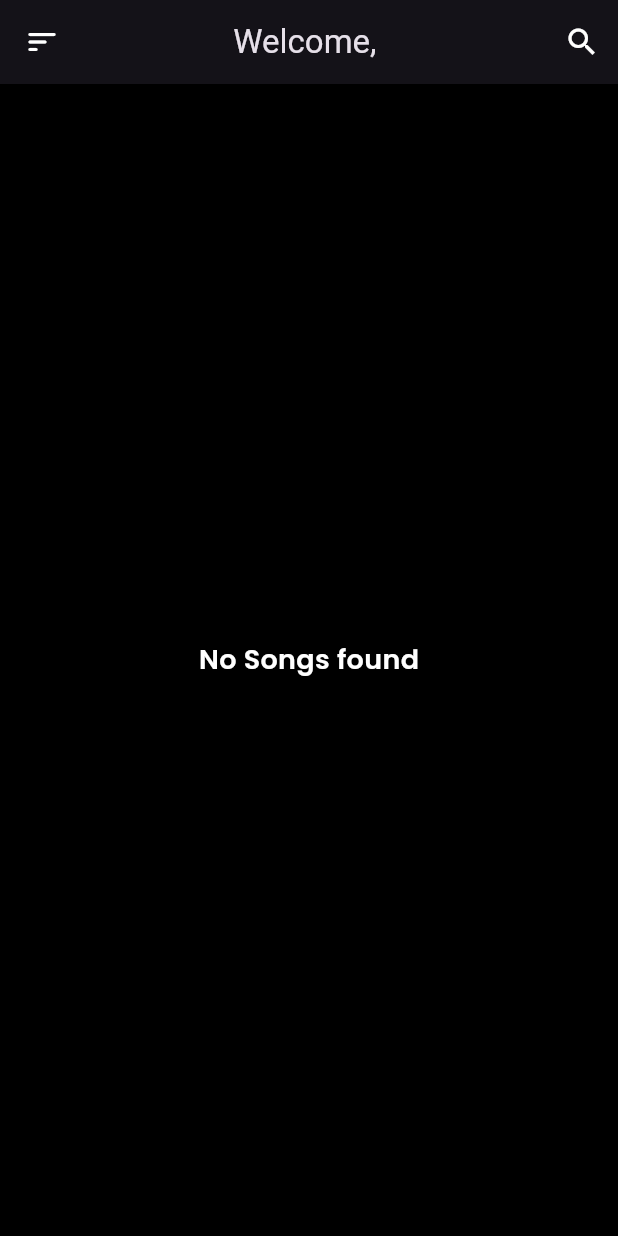
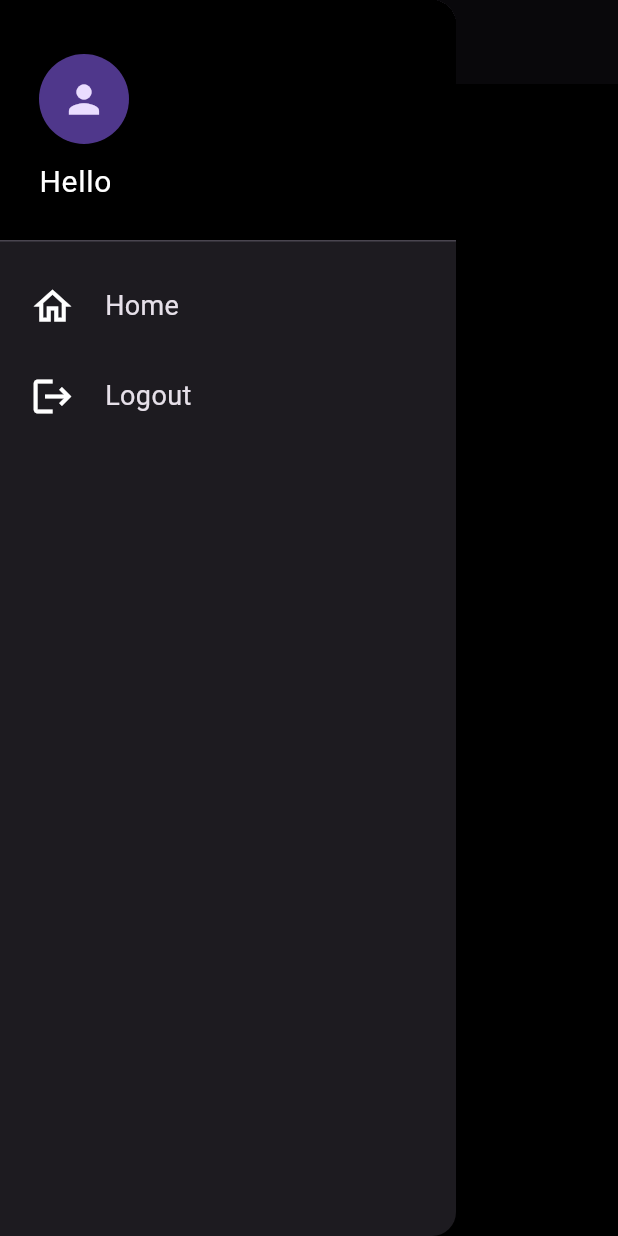
Before and after one commit to MuhammadHamza5261/music_app_getx, a Flutter app: the HomeScreen screen opened directly, with the side drawer open (before the commit the screen has no drawer), on a phone screen of 412 x 824 dp. Run offline on Flutter 3.47's test engine with Material 3 defaults, Android fonts, the phone set to English and light mode, and no system bars; our stand-ins replace flutter_spinkit, get, just_audio, on_audio_query, permission_handler, shared_preferences; accounts and stored records are empty.

Commit message:
music app getx

```diff
--- /dev/null
+++ b/lib/config/navigation.dart
@@ -0,0 +1,11 @@
+import 'package:flutter/material.dart';
+
+class NavigationHelper {
+  // Method to navigate to another screen
+  static void navigateToScreen(BuildContext context, Widget destination) {
+    Navigator.push(
+      context,
+      MaterialPageRoute(builder: (context) => destination),
+    );
+  }
+}
--- /dev/null
+++ b/lib/config/shared_pref.dart
@@ -0,0 +1,34 @@
+import 'package:shared_preferences/shared_preferences.dart';
+
+class SharedPrefHelper{
+
+static const String isLoggedInKey = "isLoggedIn";
+
+
+ static Future<void> setLoggedKey(bool isLoggedIn) async{
+
+   final SharedPreferences prefs = await SharedPreferences.getInstance();
+   prefs.setBool(isLoggedInKey, isLoggedIn);
+
+ }
+
+ static Future<bool> getLoggedKey() async{
+
+   final SharedPreferences pref = await SharedPreferences.getInstance();
+   return pref.getBool(isLoggedInKey) ?? false;
+
+ }
+
+ static Future<void> clearLoggedKey() async{
+
+   final SharedPreferences pref = await SharedPreferences.getInstance();
+   pref.remove(isLoggedInKey);
+
+
+ }
+
+
+
+
+
+}
--- a/lib/controller/login_controller.dart
+++ b/lib/controller/login_controller.dart
@@ -1,7 +1,9 @@
 import 'dart:convert';
 import 'package:flutter/material.dart';
 import 'package:get/get.dart';
+import 'package:getx_music_app/config/shared_pref.dart';
 import 'package:http/http.dart' as http;
+import 'package:shared_preferences/shared_preferences.dart';
 import '../screeens/home_screen.dart';
 import '../singleton.dart';
 
@@ -37,6 +39,8 @@ class LoginController extends GetxController {
 
         // Store the username in the Singleton instance
         Singleton.instance.userName = nameController.text;
+        await SharedPrefHelper.setLoggedKey(true);
+
 
         // Navigate to the HomeScreen using Get.off()
         Get.off(() => const HomeScreen());
--- a/lib/screeens/home_screen.dart
+++ b/lib/screeens/home_screen.dart
@@ -1,3 +1,4 @@
+import 'package:flutter/cupertino.dart';
 import 'package:flutter/material.dart';
 import 'package:get/get.dart';
 import 'package:getx_music_app/const/colors.dart';
@@ -6,6 +7,8 @@ import 'package:getx_music_app/controller/play_controller.dart';
 import 'package:getx_music_app/screeens/player_screen.dart';
 import 'package:getx_music_app/singleton.dart';
 import 'package:on_audio_query/on_audio_query.dart';
+
+import '../config/navigation.dart';
 
 
 class HomeScreen extends StatefulWidget {
@@ -34,22 +37,88 @@ class _HomeScreenState extends State<HomeScreen> {
       backgroundColor: AppColors.bgDarkColor,
 
       appBar: AppBar(
-        actions: [
-          IconButton(
-            onPressed: () {},
-            icon: const Icon(
-              Icons.search,
-              color: AppColors.whiteColor,
-            ),
-          ),
-        ],
-        leading: const Icon(
-          Icons.sort_rounded,
-          color: AppColors.whiteColor,
-        ),
-        title: Text("Welcome, $userName"),
+        title: Text("Audio Players"),
         centerTitle: true,
       ),
+      drawer: Drawer(
+        child: ListView( // Using ListView to ensure the drawer is scrollable if content overflows
+          children: [
+            DrawerHeader(
+              decoration: const BoxDecoration(
+                color: Colors.black, // Set header background color
+              ),
+              child: Padding(
+                padding: const EdgeInsets.symmetric(horizontal: 10, vertical: 10),
+                child: Column(
+                  crossAxisAlignment: CrossAxisAlignment.start,
+                  children: [
+                    const SizedBox(
+                      height: 10,
+                    ),
+                    const CircleAvatar(
+                      radius: 30,
+                      child: Icon(
+                        Icons.person,
+                        size: 30,
+                      ),
+                    ),
+                    const SizedBox(
+                      height: 10,
+                    ),
+                    Text(
+                      "Hello $userName",
+                      style: const TextStyle(
+                        fontSize: 20,
+                        color: Colors.white, // Text color for better contrast with background
+                      ),
+                    ),
+                  ],
+                ),
+              ),
+            ),
+            Padding(
+              padding: const EdgeInsets.only(left: 20,top: 20),
+              child: Column(
+                children: [
+                  GestureDetector(
+                    onTap: (){
+                      NavigationHelper.navigateToScreen(context, HomeScreen());
+                    },
+                    child: Row(
+                      children: [
+                        Icon(Icons.home_outlined,size: 30,),
+                        SizedBox(
+                          width: 20,
+                        ),
+                        Text("Home",style: TextStyle(
+                          fontSize: 18
+                        ),),
+                      ],
+                    ),
+                  ),
+                  SizedBox(
+                    height: 30,
+                  ),
+                  Row(
+                    children: [
+                      Icon(Icons.logout,size: 30,),
+                      SizedBox(
+                        width: 20,
+                      ),
+                      Text("Logout",style: TextStyle(
+                        fontSize: 18
+                      ),),
+                    ],
+                  ),
+                ],
+              ),
+            ),
+
+          ],
+        ),
+      ),
+
+
       body: FutureBuilder<List<SongModel>>(
 
         future: playController.audioQuery.querySongs(
--- a/lib/singleton.dart
+++ b/lib/singleton.dart
@@ -7,4 +7,6 @@ class Singleton {
   static Singleton get instance => _instance;
 
   String? userName;
+  String? email;
+
 }
--- a/pubspec.yaml
+++ b/pubspec.yaml
@@ -41,6 +41,7 @@ dependencies:
   audioplayers: ^6.0.0
   just_audio: ^0.9.39
   flutter_spinkit: ^5.2.1
+  shared_preferences:
 
 
 dev_dependencies:
```
Also changed, not shown: lib/auth/splash_screen.dart (added).
